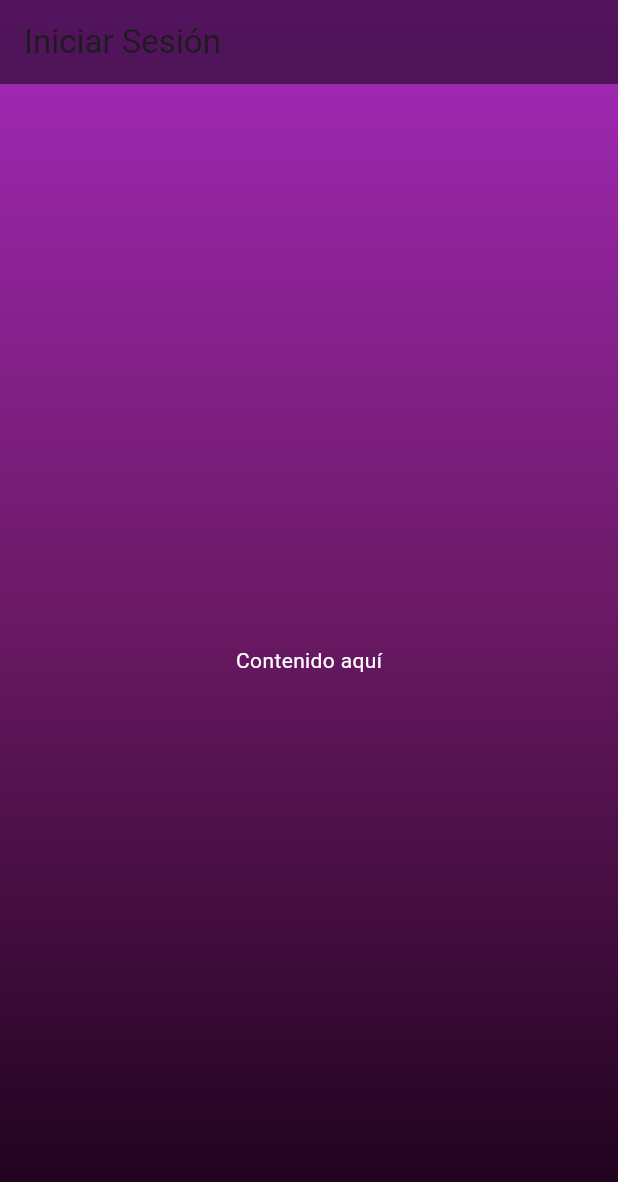
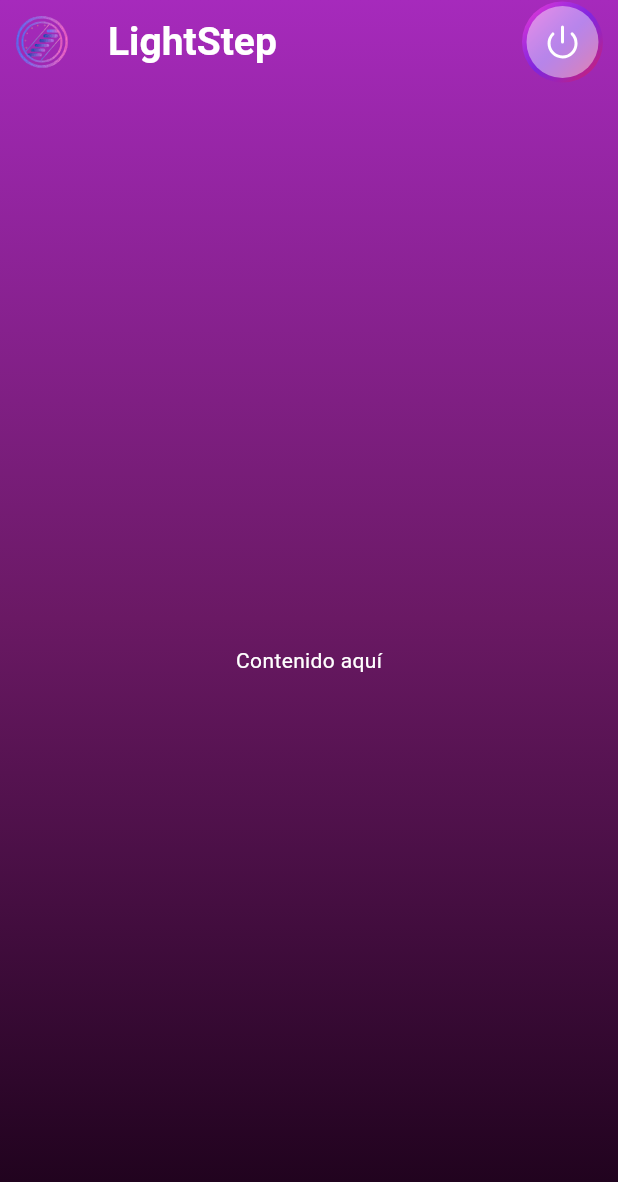
Before and after one commit to EsmeMP/LightStep_Movil, a Flutter app: the screen it shows after launch, on a phone screen of 412 x 824 dp. Shown: the top 1182 px of the screen. Run offline on Flutter 3.47's test engine with Material 3 defaults, Android fonts, the phone set to English and light mode, and no system bars; our stand-ins replace flutter_svg, lucide_icons.

Commit message:
05 Agregando AppBar v1.0

```diff
--- a/lib/screens/iniciar_sesion.dart
+++ b/lib/screens/iniciar_sesion.dart
@@ -1,4 +1,5 @@
 import 'package:flutter/material.dart';
+import 'package:light_step_app/widgets/appbar.dart';
 import '../widgets/scaffold_con_degradado.dart'; // Importa tu scaffold personalizado
 
 class IniciarSesion extends StatefulWidget {
@@ -12,10 +13,7 @@ class _IniciarSesionState extends State<IniciarSesion> {
   @override
   Widget build(BuildContext context) {
     return ScaffoldConDegradado(
-      appBar: AppBar(
-        title: const Text("Iniciar Sesión"),
-        backgroundColor: Colors.black.withOpacity(0.5),
-      ),
+      appBar: const AppbarStyle(title: "Iniciar Sesión"),
       body: const Center(
         child: Text(
           "Contenido aquí",
--- a/lib/widgets/appbar.dart
+++ b/lib/widgets/appbar.dart
@@ -1,35 +1,71 @@
 import 'package:flutter/material.dart';
+import 'package:flutter_svg/svg.dart';
+import 'package:lucide_icons/lucide_icons.dart'; // Usa íconos modernos
 
-ThemeData tema1() {
-  return ThemeData(
-    scaffoldBackgroundColor: const Color.fromARGB(255, 46, 14, 43),
-    // scaffoldBackgroundColor: const Color.fromARGB(255, 109, 14, 99),
+class AppbarStyle extends StatelessWidget implements PreferredSizeWidget {
+  final String title;
+  final VoidCallback? onPowerPressed; // Agregar función para el botón
 
-    // Estilo del AppBar
-    appBarTheme: AppBarTheme(
-      backgroundColor: const Color.fromARGB(255, 149, 19, 175),
-      titleTextStyle: TextStyle(
+  const AppbarStyle({super.key, required this.title, this.onPowerPressed});
+
+  @override
+  Widget build(BuildContext context) {
+    return AppBar(
+      title: Text(
+        'LightStep',
+        style: const TextStyle(
           color: Colors.white,
-        fontSize: 24.0,
+          fontSize: 26,
           fontWeight: FontWeight.bold,
         ),
       ),
-
-    // Estilos de texto
-    textTheme: TextTheme(
-      headlineMedium: TextStyle(
-        color: const Color.fromARGB(255, 0, 46, 52),
-        fontWeight: FontWeight.bold,
-        fontSize: 24.0,
+      leading: Padding(
+        padding: const EdgeInsets.all(0),
+        child: SizedBox(
+          height: 200, // Tamaño personalizado
+          width: 200,
+          child: SvgPicture.asset(
+            'assets/logo.svg',
+            fit: BoxFit.contain,
           ),
         ),
-
-    // 🔹 Estilo del BottomNavigationBar
-    bottomNavigationBarTheme: BottomNavigationBarThemeData(
-      backgroundColor: Colors.white,
-      selectedItemColor: Colors.purple,
-      unselectedItemColor: Colors.grey,
-      showUnselectedLabels: true,
       ),
+      actions: [
+        Padding(
+          padding: const EdgeInsets.only(right: 10),
+          child: Container(
+            decoration: BoxDecoration(
+              shape: BoxShape.circle, // Hace que el botón sea circular
+              gradient: const LinearGradient(
+                colors: [
+                  Color.fromARGB(255, 252, 60, 210),
+                  Color.fromARGB(168, 112, 36, 242),
+                  //   Color.fromARGB(255, 213, 167, 251),
+                  Color.fromARGB(255, 226, 31, 86),
+                ],
+                begin: Alignment.topLeft,
+                end: Alignment.bottomRight,
+              ),
+            ),
+            padding: const EdgeInsets.all(3), // Espacio para el borde
+            child: Container(
+              decoration: const BoxDecoration(
+                shape: BoxShape.circle,
+                color: Color.fromARGB(
+                    114, 250, 250, 250), // Fondo interno del botón
+              ),
+              child: IconButton(
+                icon: const Icon(LucideIcons.power, color: Colors.white),
+                onPressed: onPowerPressed ?? () {},
+              ),
+            ),
+          ),
+        ),
+      ],
+      backgroundColor: Colors.black.withOpacity(0.0),
     );
   }
+
+  @override
+  Size get preferredSize => const Size.fromHeight(kToolbarHeight);
+}
--- a/pubspec.yaml
+++ b/pubspec.yaml
@@ -9,6 +9,8 @@ environment:
 dependencies:
   flutter:
     sdk: flutter
+  flutter_svg: ^2.0.9
+  lucide_icons: ^0.255.0
 
 dev_dependencies:
   flutter_test:
@@ -17,3 +19,6 @@ dev_dependencies:
 
 flutter:
   uses-material-design: true
+  assets:
+    - assets/logo.png
+    - assets/logo.svg
```
Also changed, not shown: assets/logo.png (added), assets/logo.svg (added), pubspec.lock. Lines whose indentation alone changed are shown as unchanged.
